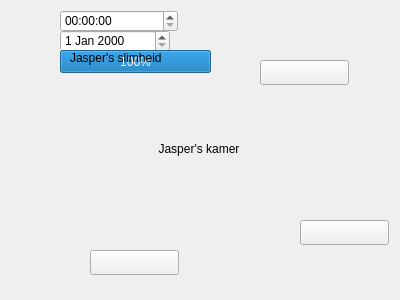
The window that kamer_jasper.ui (djog/djog_nanos_2018) describes before a commit, drawn with Qt 5.
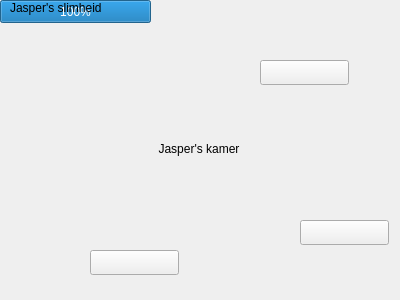
The same window after the commit. Icons and pictures are not drawn.

Commit message: kamer jasper plaatjes

```diff
--- a/kamer_jasper.ui
+++ b/kamer_jasper.ui
@@ -68,31 +68,11 @@
     <string/>
    </property>
   </widget>
-  <widget class="QTimeEdit" name="timeEdit">
-   <property name="geometry">
-    <rect>
-     <x>60</x>
-     <y>10</y>
-     <width>118</width>
-     <height>22</height>
-    </rect>
-   </property>
-  </widget>
-  <widget class="QDateEdit" name="dateEdit">
-   <property name="geometry">
-    <rect>
-     <x>60</x>
-     <y>30</y>
-     <width>110</width>
-     <height>22</height>
-    </rect>
-   </property>
-  </widget>
   <widget class="QProgressBar" name="progressBar">
    <property name="geometry">
     <rect>
-     <x>60</x>
-     <y>50</y>
+     <x>0</x>
+     <y>0</y>
      <width>151</width>
      <height>23</height>
     </rect>
@@ -104,8 +84,8 @@
   <widget class="QLabel" name="label_2">
    <property name="geometry">
     <rect>
-     <x>70</x>
-     <y>50</y>
+     <x>10</x>
+     <y>0</y>
      <width>101</width>
      <height>16</height>
     </rect>
```
Left out of the diff: 36 changed lines with no effect on the pictures. The commit also changes 4 other files.
